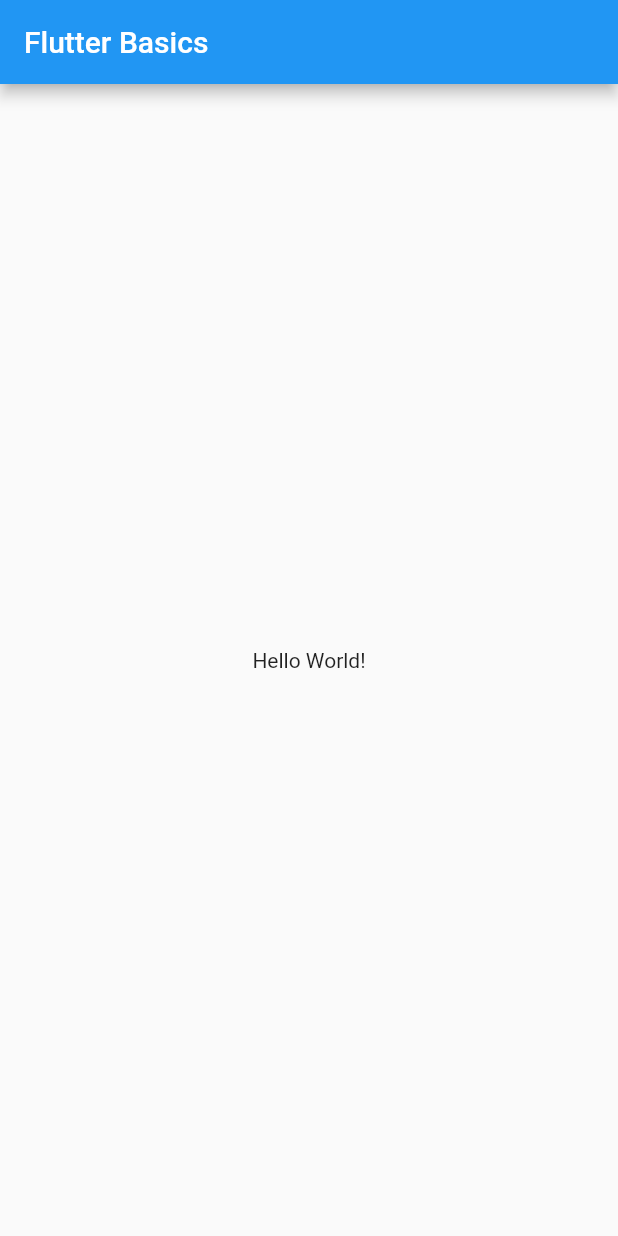
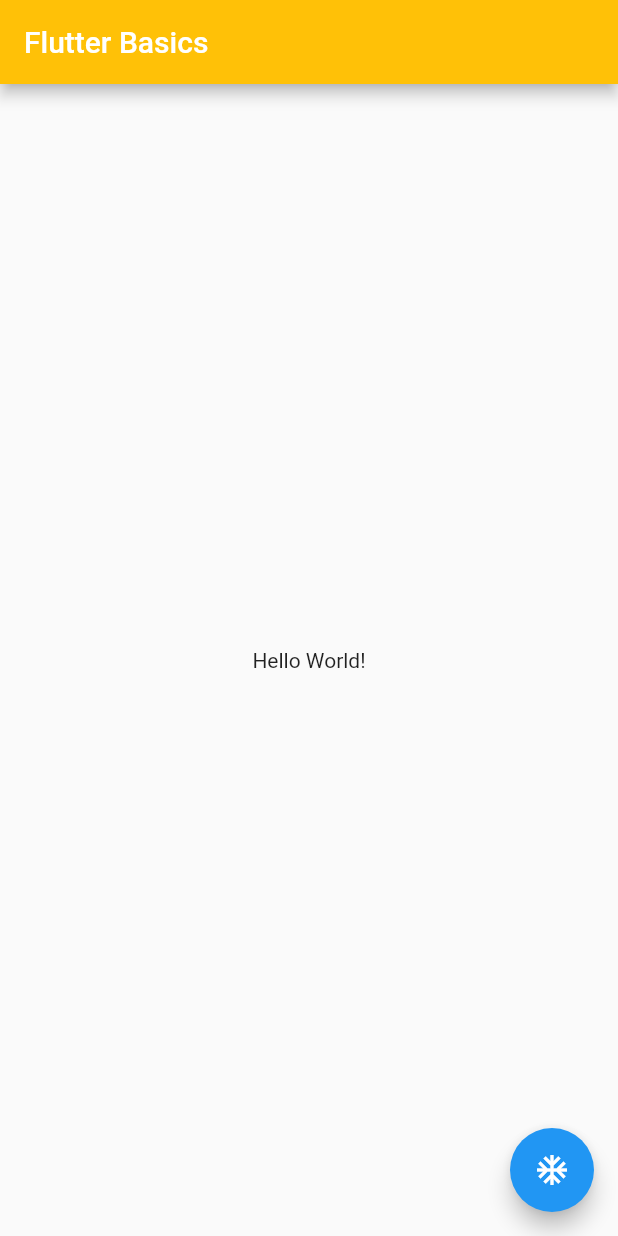
Before and after one commit to OpenSphereSoftware/FlutterMadeEasy_ZeroToMastery, a Flutter app: the screen it shows after launch, on a phone screen of 412 x 824 dp. Run offline on Flutter 3.47's test engine with Material 2 defaults, Android fonts, the phone set to English and light mode, and no system bars.

Commit message:
2.4 scaffold and materialApp

```diff
--- a/2_flutter/lib/main.dart
+++ b/2_flutter/lib/main.dart
@@ -1,3 +1,4 @@
+import 'package:flutter/cupertino.dart';
 import 'package:flutter/material.dart';
 
 void main() {
@@ -10,11 +11,13 @@
   @override
   Widget build(BuildContext context) {
     return MaterialApp(
+      theme: ThemeData(appBarTheme: const AppBarTheme(backgroundColor: Colors.amber)),
       home: Scaffold(
         appBar: AppBar(title: const Text("Flutter Basics")),
         body: const Center(
           child: Text("Hello World!"),
         ),
+        floatingActionButton: FloatingActionButton(onPressed: () => debugPrint('clicked'), child: const Icon(Icons.ac_unit)),
       ),
     );
   }
```
